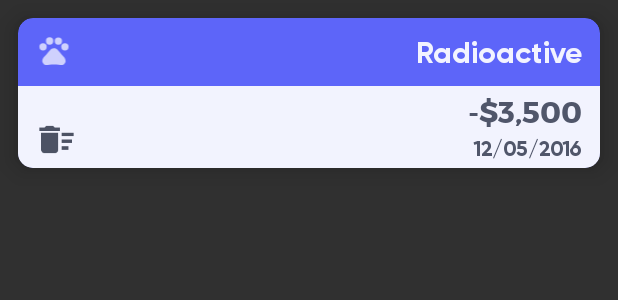
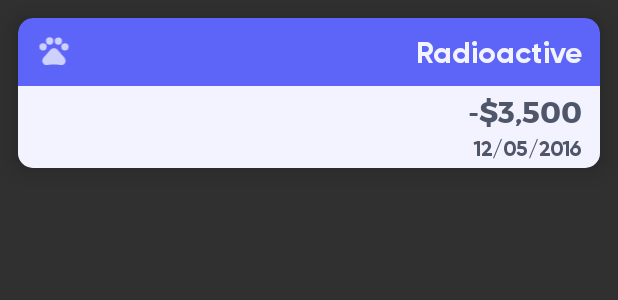
Before and after one commit to NumusINC/budgee_android, an Android app: the layout cardview_transaction.xml on its own in the app's theme, with its tools: preview values and no code run, on a phone screen of 412 x 824 dp. Shown: the top 300 px of the screen. Run offline under Robolectric (Android 15) with nearby library versions, the phone set to English and light mode, and no system bars.

Commit message:
Added the ability to remove transactions

```diff
--- a/app/src/main/java/com/numus/budgee/TransactionAdapter.java
+++ b/app/src/main/java/com/numus/budgee/TransactionAdapter.java
@@ -85,6 +85,9 @@ public class TransactionAdapter extends RecyclerView.Adapter<TransactionAdapter.
                 TypedValue.COMPLEX_UNIT_DIP);
 
 
+        if(dataManager.getEditable()){
+            System.out.println("EDITABLE");
+            holder.img_edit.setVisibility(View.VISIBLE);
             holder.img_edit.setOnClickListener(new View.OnClickListener() {
                 @Override
                 public void onClick(View v) {
@@ -92,6 +95,9 @@ public class TransactionAdapter extends RecyclerView.Adapter<TransactionAdapter.
                     removeItem(data.get(position));
                 }
             });
+        }
+
+
 
     }
 
--- a/app/src/main/res/layout/cardview_transaction.xml
+++ b/app/src/main/res/layout/cardview_transaction.xml
@@ -77,10 +77,10 @@
                     android:layout_marginBottom="8dp"
                     android:layout_marginStart="12dp"
                     android:layout_marginTop="8dp"
-                    android:tint="@color/ne"
                     android:focusable="auto"
                     android:focusableInTouchMode="false"
-                    android:visibility="visible"
+                    android:tint="@color/ne"
+                    android:visibility="invisible"
                     app:layout_constraintBottom_toBottomOf="parent"
                     app:layout_constraintStart_toStartOf="parent"
                     app:layout_constraintTop_toTopOf="parent"
--- a/app/src/main/res/layout/fragment_transactions.xml
+++ b/app/src/main/res/layout/fragment_transactions.xml
@@ -77,7 +77,7 @@
         app:layout_constraintTop_toBottomOf="@+id/myexpenses" />
 
     <Button
-        android:id="@+id/button"
+        android:id="@+id/edit_button"
         android:layout_width="43dp"
         android:layout_height="34dp"
         android:layout_marginBottom="4dp"
@@ -87,6 +87,7 @@
         android:drawableLeft="@drawable/baseline_edit_24"
         android:drawablePadding="3dp"
         android:fontFamily="@font/gilroybold"
+        android:onClick="edit"
         android:paddingLeft="10dp"
         android:textAllCaps="false"
         app:layout_constraintBottom_toTopOf="@+id/rv_musicas"
```
Also changed, not shown: app/src/main/java/com/numus/budgee/DataManager.java (+11 -0 lines), app/src/main/java/com/numus/budgee/TransactionsFragment.java (+9 -0 lines). Lines whose indentation alone changed are shown as unchanged.
